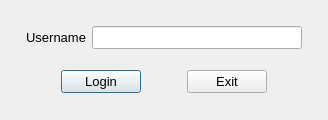
Above: client/ui/login.ui from Serega-SPb/Geekbrains_Client_Server_App before the change. Below: the same form after it.
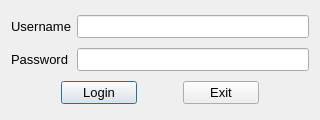
That is the form after the change.

Patch:
```diff
--- a/client/ui/login.ui
+++ b/client/ui/login.ui
@@ -10,6 +10,24 @@
     <height>120</height>
    </rect>
   </property>
+  <property name="sizePolicy">
+   <sizepolicy hsizetype="Fixed" vsizetype="Fixed">
+    <horstretch>0</horstretch>
+    <verstretch>0</verstretch>
+   </sizepolicy>
+  </property>
+  <property name="minimumSize">
+   <size>
+    <width>320</width>
+    <height>120</height>
+   </size>
+  </property>
+  <property name="maximumSize">
+   <size>
+    <width>320</width>
+    <height>120</height>
+   </size>
+  </property>
   <property name="font">
    <font>
     <pointsize>10</pointsize>
@@ -22,7 +40,34 @@
    <bool>true</bool>
   </property>
   <layout class="QGridLayout" name="gridLayout">
-   <item row="3" column="1">
+   <item row="0" column="1">
+    <widget class="QLineEdit" name="usernameTxb"/>
+   </item>
+   <item row="0" column="0">
+    <widget class="QLabel" name="label">
+     <property name="text">
+      <string>Username</string>
+     </property>
+     <property name="alignment">
+      <set>Qt::AlignRight|Qt::AlignTrailing|Qt::AlignVCenter</set>
+     </property>
+    </widget>
+   </item>
+   <item row="1" column="0">
+    <widget class="QLabel" name="label_2">
+     <property name="text">
+      <string>Password</string>
+     </property>
+    </widget>
+   </item>
+   <item row="1" column="1">
+    <widget class="QLineEdit" name="passwordTxb">
+     <property name="echoMode">
+      <enum>QLineEdit::Password</enum>
+     </property>
+    </widget>
+   </item>
+   <item row="2" column="0" colspan="2">
     <layout class="QHBoxLayout" name="horizontalLayout">
      <property name="leftMargin">
       <number>50</number>
@@ -62,35 +107,6 @@
      </item>
     </layout>
    </item>
-   <item row="1" column="1">
-    <layout class="QHBoxLayout" name="horizontalLayout_2">
-     <property name="spacing">
-      <number>6</number>
-     </property>
-     <property name="leftMargin">
-      <number>15</number>
-     </property>
-     <property name="topMargin">
-      <number>0</number>
-     </property>
-     <property name="rightMargin">
-      <number>15</number>
-     </property>
-     <item>
-      <widget class="QLabel" name="label">
-       <property name="text">
-        <string>Username</string>
-       </property>
-       <property name="alignment">
-        <set>Qt::AlignRight|Qt::AlignTrailing|Qt::AlignVCenter</set>
-       </property>
-      </widget>
-     </item>
-     <item>
-      <widget class="QLineEdit" name="usernameTxb"/>
-     </item>
-    </layout>
-   </item>
   </layout>
  </widget>
  <tabstops>
```
Left out of the diff: 1 changed line with no effect on the pictures.
